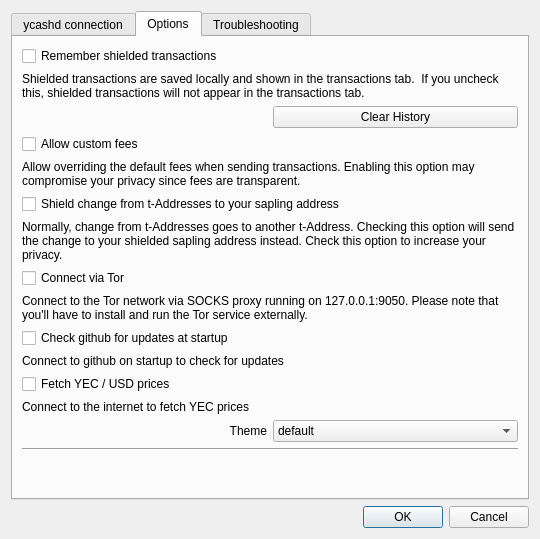
First picture: the form in src/settings.ui, repository ycashfoundation/yecwallet, before the edit.
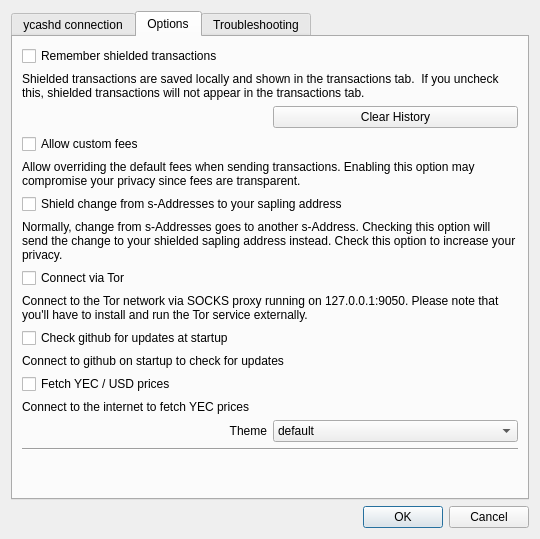
Second picture: the form after the edit.

Diff of the .ui file:
```diff
--- a/src/settings.ui
+++ b/src/settings.ui
@@ -155,7 +155,7 @@
        <item row="6" column="0" colspan="2">
         <widget class="QLabel" name="label_7">
          <property name="text">
-          <string>Normally, change from t-Addresses goes to another t-Address. Checking this option will send the change to your shielded sapling address instead. Check this option to increase your privacy.</string>
+          <string>Normally, change from s-Addresses goes to another s-Address. Checking this option will send the change to your shielded sapling address instead. Check this option to increase your privacy.</string>
          </property>
          <property name="wordWrap">
           <bool>true</bool>
@@ -226,7 +226,7 @@
        <item row="5" column="0" colspan="2">
         <widget class="QCheckBox" name="chkAutoShield">
          <property name="text">
-          <string>Shield change from t-Addresses to your sapling address</string>
+          <string>Shield change from s-Addresses to your sapling address</string>
          </property>
         </widget>
        </item>
```
